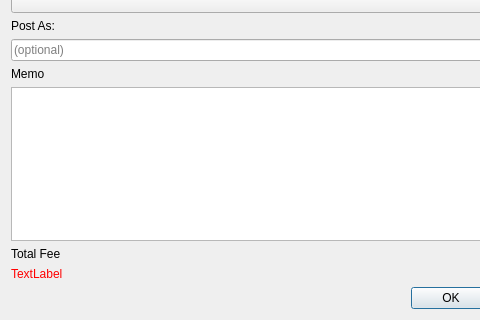
This is src/zboard.ui in z-bitcoinz/BitcoinZ_Blue as Qt 5 draws it before an edit; both pictures show x 0 to 480 and y 111 to 431 of the 588 by 431 pixel window. The edited form follows.
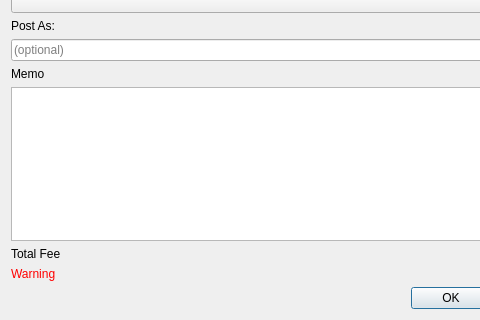
This is the edited form.

The edit to the form file:
```diff
--- a/src/zboard.ui
+++ b/src/zboard.ui
@@ -104,7 +104,7 @@
       <string notr="true">color:red;</string>
      </property>
      <property name="text">
-      <string>TextLabel</string>
+      <string>Warning</string>
      </property>
     </widget>
    </item>
```
Left out of the diff: 4 changed lines with no effect on the pictures.
